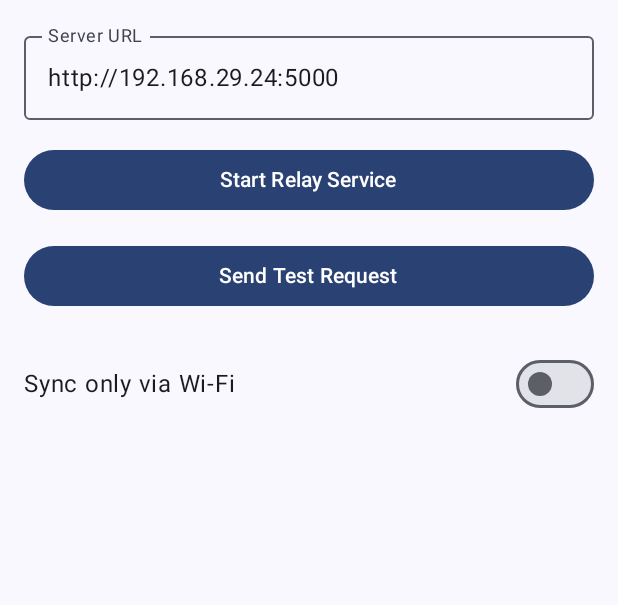
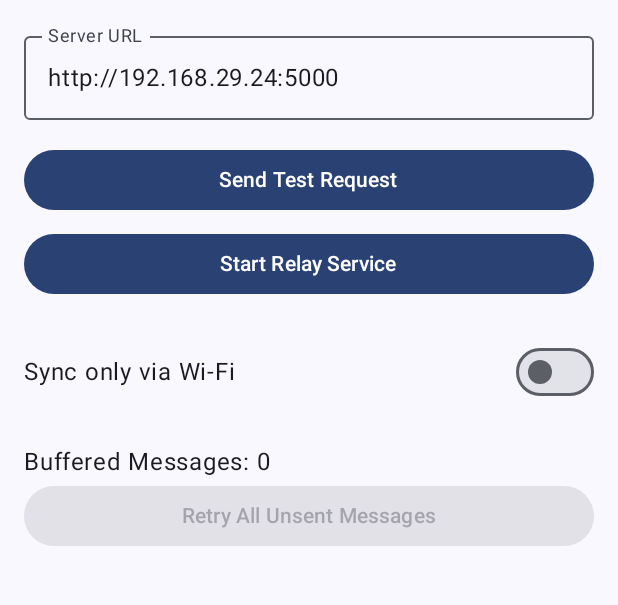
Before and after one commit to PeithonKing/sms-export-android, an Android app built with Jetpack Compose: the screen it shows after launch (MainActivity), after a tap on "Send Test Request", on a phone screen of 412 x 824 dp, the part 60-665 px from its top. Run offline under Robolectric (Android 15) with nearby library versions, the phone set to English and light mode, and no system bars.

Commit message:
added retry logic

```diff
--- a/app/src/main/java/com/example/messageexport/MainActivity.kt
+++ b/app/src/main/java/com/example/messageexport/MainActivity.kt
@@ -99,7 +99,30 @@ fun MainScreen(modifier: Modifier = Modifier) {
 
         Spacer(modifier = Modifier.height(16.dp))
 
-        // 2. Start Relay Service
+        // 2. Send Test Request
+        Button(
+                onClick = {
+                    val dummySender = "+0000000000"
+                    val dummyBody = "Test Request from App Button"
+                    val dummyTimestamp = System.currentTimeMillis()
+
+                    kotlin.concurrent.thread(start = true) {
+                        val success =
+                                Relay.forwardSms(context, dummySender, dummyBody, dummyTimestamp)
+                        val message =
+                                if (success) "Test Request Sent Successfully"
+                                else "Test Request Failed"
+                        android.os.Handler(android.os.Looper.getMainLooper()).post {
+                            Toast.makeText(context, message, Toast.LENGTH_SHORT).show()
+                        }
+                    }
+                },
+                modifier = Modifier.fillMaxWidth()
+        ) { Text("Send Test Request") }
+
+        Spacer(modifier = Modifier.height(8.dp))
+
+        // 3. Start Relay Service
         Button(
                 onClick = {
                     val intent = Intent(context, RelayService::class.java)
@@ -112,27 +135,10 @@ fun MainScreen(modifier: Modifier = Modifier) {
                 },
                 modifier = Modifier.fillMaxWidth()
         ) { Text("Start Relay Service") }
-
-        Spacer(modifier = Modifier.height(8.dp))
-
-        Spacer(modifier = Modifier.height(8.dp))
-
-        // 4. Send Test Request
-        Button(
-                onClick = {
-                    val dummySender = "+0000000000"
-                    val dummyBody = "Test Request from App Button"
-                    val dummyTimestamp = System.currentTimeMillis()
-                    Relay.forwardSms(context, dummySender, dummyBody, dummyTimestamp)
-                    Toast.makeText(context, "Test Request Sent (Check Logs)", Toast.LENGTH_SHORT)
-                            .show()
-                },
-                modifier = Modifier.fillMaxWidth()
-        ) { Text("Send Test Request") }
-
         Spacer(modifier = Modifier.height(24.dp))
 
         // 5. Sync only via Wi-Fi (Moved to bottom)
+        // 5. Sync only via Wi-Fi
         Row(verticalAlignment = Alignment.CenterVertically) {
             Text(text = "Sync only via Wi-Fi", modifier = Modifier.weight(1f))
             Switch(
@@ -143,5 +149,54 @@ fun MainScreen(modifier: Modifier = Modifier) {
                     }
             )
         }
+
+        Spacer(modifier = Modifier.height(24.dp))
+
+        // 6. Buffered Messages Section
+        var bufferedMessages by remember { mutableStateOf(emptyList<BufferedMessage>()) }
+
+        androidx.compose.runtime.LaunchedEffect(Unit) {
+            bufferedMessages = MessageBuffer.getMessages(context)
+        }
+
+        Text("Buffered Messages: ${bufferedMessages.size}")
+
+        Button(
+                onClick = {
+                    kotlin.concurrent.thread(start = true) {
+                        val (sent, failed) = MessageBuffer.retryBufferedMessages(context)
+                        val message = "Retry Complete. Sent: $sent, Failed: $failed"
+                        android.os.Handler(android.os.Looper.getMainLooper()).post {
+                            Toast.makeText(context, message, Toast.LENGTH_SHORT).show()
+                            // Refresh list
+                            bufferedMessages = MessageBuffer.getMessages(context)
+                        }
+                    }
+                },
+                modifier = Modifier.fillMaxWidth(),
+                enabled = bufferedMessages.isNotEmpty()
+        ) { Text("Retry All Unsent Messages") }
+
+        androidx.compose.foundation.lazy.LazyColumn(modifier = Modifier.height(200.dp)) {
+            items(bufferedMessages.size) { i ->
+                val msg = bufferedMessages[i]
+                androidx.compose.material3.Card(modifier = Modifier.fillMaxWidth().padding(4.dp)) {
+                    Column(modifier = Modifier.padding(8.dp)) {
+                        Text("To: ${msg.sender}")
+                        Text(
+                                text =
+                                        java.text.SimpleDateFormat(
+                                                        "HH:mm:ss",
+                                                        java.util.Locale.getDefault()
+                                                )
+                                                .format(java.util.Date(msg.timestamp)),
+                                style =
+                                        androidx.compose.material3.MaterialTheme.typography
+                                                .bodySmall
+                        )
+                    }
+                }
+            }
+        }
     }
 }
--- a/app/src/main/java/com/example/messageexport/Relay.kt
+++ b/app/src/main/java/com/example/messageexport/Relay.kt
@@ -4,7 +4,6 @@ import android.util.Log
 import java.io.OutputStreamWriter
 import java.net.HttpURLConnection
 import java.net.URL
-import kotlin.concurrent.thread
 
 object Relay {
     private const val TAG = "Relay"
@@ -19,10 +18,10 @@ object Relay {
             sender: String?,
             body: String?,
             timestamp: Long
-    ) {
+    ): Boolean {
         if (sender == null || body == null) {
             Log.e(TAG, "Skipping relay: Sender or Body is null")
-            return
+            return false
         }
 
         // Check Preferences
@@ -32,7 +31,7 @@ object Relay {
 
         if (wifiOnly && !isWifiConnected(context)) {
             Log.i(TAG, "Skipping relay: Wi-Fi only mode is enabled and not connected to Wi-Fi.")
-            return
+            return false
         }
 
         // Sanitize URL
@@ -45,7 +44,6 @@ object Relay {
 
         Log.d(TAG, "Forwarding SMS from $sender at $timestamp: $body to $serverUrl")
 
-        thread(start = true) {
         var urlConnection: HttpURLConnection? = null
         try {
             // Determine endpoint based on URL structure logic if needed,
@@ -78,12 +76,13 @@ object Relay {
 
             val responseCode = urlConnection.responseCode
             Log.d(TAG, "Server responded with code: $responseCode")
+            return responseCode == 200
         } catch (e: Exception) {
             Log.e(TAG, "Failed to relay message: ${e.message}")
             e.printStackTrace()
+            return false
         } finally {
             urlConnection?.disconnect()
-            }
         }
     }
 
```
Also changed, not shown: app/src/main/java/com/example/messageexport/MessageBuffer.kt (added, +115 -0 lines), app/src/main/java/com/example/messageexport/RelayService.kt (+27 -6 lines), app/src/main/java/com/example/messageexport/SmsReceiver.kt (+12 -1 lines). Lines whose indentation alone changed are shown as unchanged.
